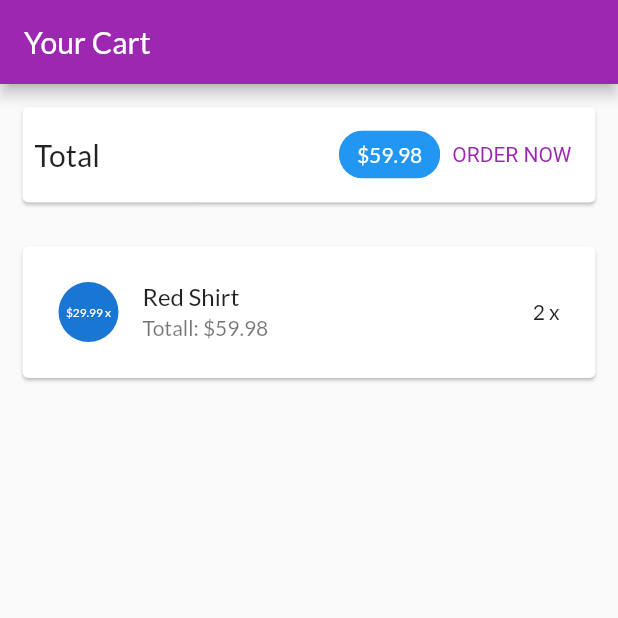
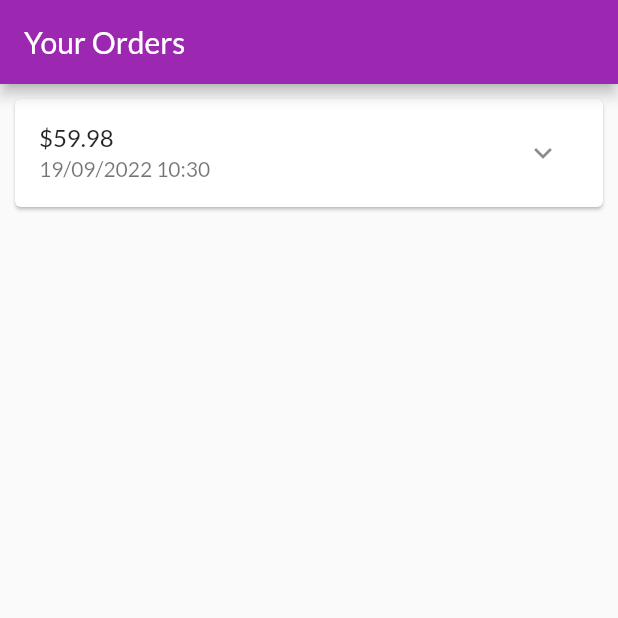
Before and after one commit to b1910354/CT484-02-PTUDDD, a Flutter app: the screen it shows after launch, on a phone screen of 412 x 824 dp, the top half of it. Run offline on Flutter 3.47's test engine with Material 2 defaults, Android fonts, the phone set to English and light mode, and no system bars.

Commit message:
update 5

```diff
--- a/lib/main.dart
+++ b/lib/main.dart
@@ -1,4 +1,5 @@
 import 'package:flutter/material.dart';
+import 'package:flutter_application_4/ui/orders/orders_screen.dart';
 import 'ui/cart/cart_screen.dart';
 import 'package:flutter_application_4/ui/products/product_detail_screen.dart';
 import 'package:flutter_application_4/ui/products/products_manager.dart';
@@ -27,7 +28,7 @@ class MyApp extends StatelessWidget {
         )
       ),
       home: const SafeArea(
-        child: CartScreen(),
+        child: OrdersScreen(),
       )
     );
   }
--- /dev/null
+++ b/lib/models/order_item.dart
@@ -0,0 +1,33 @@
+import 'cart_item.dart';
+
+class OrderItem {
+  final String? id;
+  final double amount;
+  final List<CartItem> products;
+  final DateTime dateTime;
+
+  int get productCount {
+    return products.length;
+  }
+
+  OrderItem({
+    this.id,
+    required this.amount,
+    required this.products,
+    DateTime? dateTime,
+  }) : dateTime = dateTime ?? DateTime.now();
+
+  OrderItem copyWith({
+    String? id,
+    double? amount,
+    List<CartItem>? products,
+    DateTime? dateTime,
+  }){
+    return OrderItem(
+      id: id ?? this.id,
+      amount: amount ?? this.amount,
+      products: products ?? this.products,
+      dateTime: dateTime ?? this.dateTime,
+    );
+  }
+}
--- /dev/null
+++ b/lib/ui/orders/order_item_card.dart
@@ -0,0 +1,78 @@
+import 'dart:math';
+
+import 'package:flutter/material.dart';
+import 'package:intl/intl.dart';
+
+import '../../models/order_item.dart';
+
+class OrderItemCard extends StatefulWidget {
+  final OrderItem order;
+  const OrderItemCard(this.order, {super.key});
+  @override
+  State<OrderItemCard> createState() => _OrderItemCardState();
+}
+
+class _OrderItemCardState extends State<OrderItemCard> {
+  var _expanded = false;
+
+  @override
+  Widget build(BuildContext context) {
+    return Card(
+      margin: const EdgeInsets.all(10),
+      child: Column(
+        children: [
+          buildOrderSummary(),
+          if(_expanded) buildOrderDetails()
+        ],
+      ),
+    );
+  }
+
+  Widget buildOrderDetails() {
+    return Container(
+      padding: const EdgeInsets.symmetric(horizontal: 15, vertical: 4),
+      height: min(widget.order.productCount * 20.0 + 10, 100),
+      child: ListView(
+        children: widget.order.products
+          .map(
+            (prod) => Row(
+              mainAxisAlignment: MainAxisAlignment.spaceBetween,
+              children: [
+                Text(
+                  prod.title,
+                  style: const TextStyle(
+                    fontSize: 18,
+                    fontWeight: FontWeight.bold,
+                  )
+                ),
+                Text(
+                  '${prod.quantity}x \$${prod.price}',
+                  style: const TextStyle(
+                    fontSize: 18,
+                    color: Colors.grey,
+                  ),
+                )
+              ],
+            )
+          ).toList(),
+      ),
+    );
+  }
+
+  Widget buildOrderSummary() {
+    return ListTile(
+      title: Text('\$${widget.order.amount}'),
+      subtitle: Text(
+        DateFormat('dd/MM/yyyy hh:mm').format(widget.order.dateTime),
+      ),
+      trailing: IconButton(
+        icon: Icon(_expanded ? Icons.expand_less : Icons.expand_more),
+        onPressed: () {
+          setState(() {
+            _expanded = !_expanded;
+          });
+        },
+      ),
+    );
+  }
+}
--- /dev/null
+++ b/lib/ui/orders/order_manager.dart
@@ -0,0 +1,26 @@
+import 'package:flutter/foundation.dart';
+
+import '../../models/cart_item.dart';
+import '../../models/order_item.dart';
+
+class OrdersManager with ChangeNotifier {
+  final List<OrderItem> _orders = [
+    OrderItem(id: '01', amount: 59.98, products: [
+      CartItem(
+        id: 'c1',
+        title: 'Red Shirt',
+        price: 29.99,
+        quantity: 2,
+      )
+    ],
+    dateTime: DateTime.now(),
+    )
+  ];
+  int get orderCount {
+    return _orders.length;
+  }
+
+  List<OrderItem> get orders {
+    return [..._orders];
+  }
+}
--- /dev/null
+++ b/lib/ui/orders/orders_screen.dart
@@ -0,0 +1,23 @@
+import 'package:flutter/material.dart';
+
+import 'order_manager.dart';
+import 'order_item_card.dart';
+
+class OrdersScreen extends StatelessWidget {
+  const OrdersScreen({super.key});
+
+  @override
+  Widget build(BuildContext context) {
+    print('building orders');
+    final ordersManager = OrdersManager();
+    return Scaffold(
+      appBar: AppBar(
+        title: const Text('Your Orders'),
+      ),
+      body: ListView.builder(
+        itemCount: ordersManager.orderCount,
+        itemBuilder: (ctx, i) => OrderItemCard(ordersManager.orders[i]),
+      )
+    );
+  }
+}
--- a/pubspec.yaml
+++ b/pubspec.yaml
@@ -34,6 +34,7 @@ dependencies:
   # The following adds the Cupertino Icons font to your application.
   # Use with the CupertinoIcons class for iOS style icons.
   cupertino_icons: ^1.0.2
+  intl: ^0.17.0
 
 dev_dependencies:
   flutter_test:
```
Also changed, not shown: pubspec.lock.
